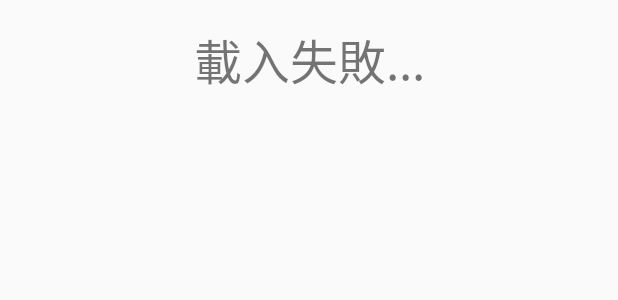
After one commit to devWilly/RecyclerView-Practices, an Android app: the layout unknown_item_view.xml on its own in the app's theme, with its tools: preview values and no code run, on a phone screen of 412 x 824 dp. The commit adds this screen. Shown: the top 300 px of the screen. Run offline under Robolectric (Android 15) with nearby library versions, the phone set to English and light mode, and no system bars.

Commit message:
implement recyclerview adapter and viewholder

```diff
--- a/RecyclerViewJava/app/src/main/java/com/devwilly/recyclerview_java/wrapper/FoodWrapper.java
+++ b/RecyclerViewJava/app/src/main/java/com/devwilly/recyclerview_java/wrapper/FoodWrapper.java
@@ -36,6 +36,6 @@ public class FoodWrapper implements IEattingType {
 
     @Override
     public int getItemType() {
-        return 0;
+        return IEattingType.FOOD;
     }
 }
--- a/RecyclerViewJava/app/src/main/java/com/devwilly/recyclerview_java/wrapper/FruitWrapper.java
+++ b/RecyclerViewJava/app/src/main/java/com/devwilly/recyclerview_java/wrapper/FruitWrapper.java
@@ -26,6 +26,6 @@ public class FruitWrapper implements IEattingType {
 
     @Override
     public int getItemType() {
-        return 0;
+        return IEattingType.FRUIT;
     }
 }
--- a/RecyclerViewJava/app/src/main/java/com/devwilly/recyclerview_java/wrapper/IEattingType.java
+++ b/RecyclerViewJava/app/src/main/java/com/devwilly/recyclerview_java/wrapper/IEattingType.java
@@ -5,6 +5,8 @@ package com.devwilly.recyclerview_java.wrapper;
  */
 
 public interface IEattingType {
+    int FRUIT = 0;
+    int FOOD = 1;
 
     String getName();
 
--- /dev/null
+++ b/RecyclerViewJava/app/src/main/res/layout/unknown_item_view.xml
@@ -0,0 +1,24 @@
+<?xml version="1.0" encoding="utf-8"?>
+<android.support.constraint.ConstraintLayout
+    xmlns:android="http://schemas.android.com/apk/res/android"
+    xmlns:app="http://schemas.android.com/apk/res-auto"
+    xmlns:tools="http://schemas.android.com/tools"
+    android:layout_width="match_parent"
+    android:layout_height="wrap_content">
+
+
+    <TextView
+        android:id="@+id/unknown_item_text"
+        android:layout_width="wrap_content"
+        android:layout_height="wrap_content"
+        android:layout_marginBottom="16dp"
+        android:layout_marginEnd="16dp"
+        android:layout_marginStart="16dp"
+        android:layout_marginTop="16dp"
+        android:text="@string/unknown_item_text"
+        android:textSize="32sp"
+        app:layout_constraintBottom_toBottomOf="parent"
+        app:layout_constraintEnd_toEndOf="parent"
+        app:layout_constraintStart_toStartOf="parent"
+        app:layout_constraintTop_toTopOf="parent" />
+</android.support.constraint.ConstraintLayout>
--- a/RecyclerViewJava/app/src/main/res/values/strings.xml
+++ b/RecyclerViewJava/app/src/main/res/values/strings.xml
@@ -1,4 +1,5 @@
 <resources>
     <string name="app_name">RecyclerView-Java</string>
     <string name="default_recycler_view">Default RecyclerView</string>
+    <string name="unknown_item_text">載入失敗...</string>
 </resources>
```
Also changed, not shown: RecyclerViewJava/app/src/main/java/com/devwilly/recyclerview_java/RecyclerViewAdapter.java (added, +48 -0 lines), RecyclerViewJava/app/src/main/java/com/devwilly/recyclerview_java/viewholders/BaseViewHolder.java (added, +18 -0 lines), RecyclerViewJava/app/src/main/java/com/devwilly/recyclerview_java/viewholders/FoodViewHolder.java (added, +22 -0 lines), RecyclerViewJava/app/src/main/java/com/devwilly/recyclerview_java/viewholders/FruitViewHolder.java (added, +22 -0 lines), RecyclerViewJava/app/src/main/java/com/devwilly/recyclerview_java/viewholders/UnknownViewHolder.java (added, +22 -0 lines).
